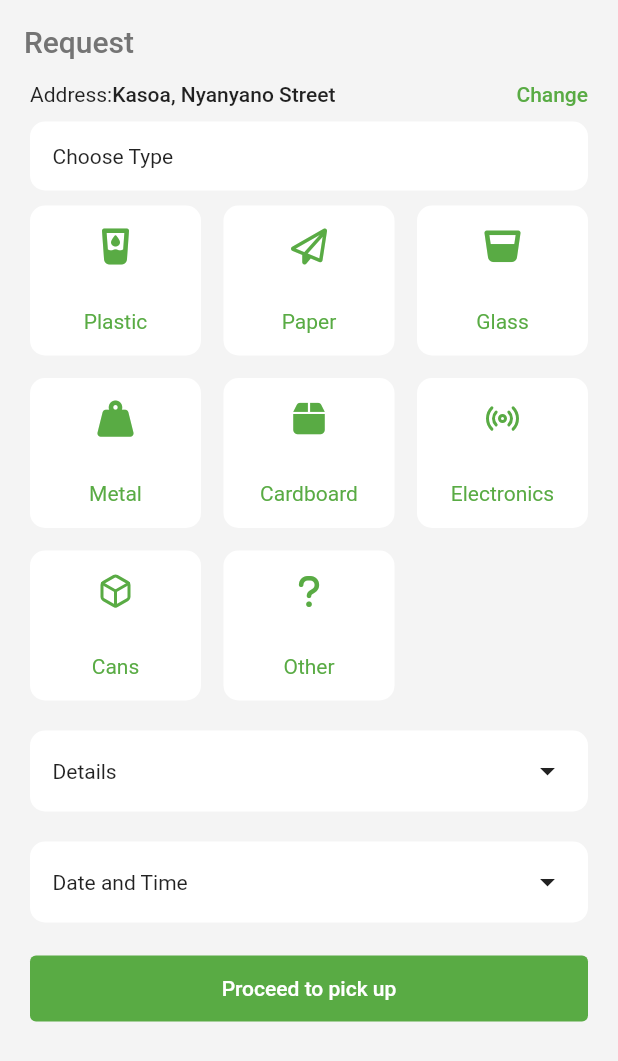
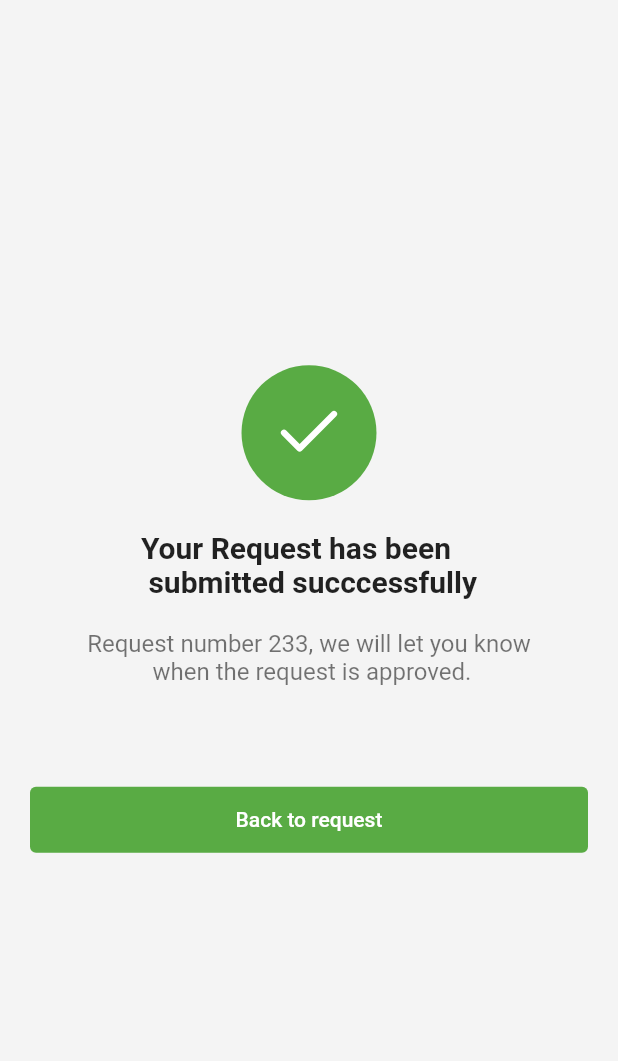
Before and after one commit to Aburafik/sapta-app, a Flutter app: the RequestVC screen opened directly, after a tap on "Proceed to pick up", on a phone screen of 412 x 824 dp. Shown: the top 1061 px of the screen. Run offline on Flutter 3.47's test engine with Material 2 defaults, Android fonts, the phone set to English and light mode, and no system bars; our stand-ins replace carousel_slider, feather_icons, flutter_onboarding_slider, font_awesome_flutter.

Commit message:
Request Success Screen Completed

```diff
--- /dev/null
+++ b/lib/Views/Request/request_success_screen.dart
@@ -0,0 +1,56 @@
+import 'package:feather_icons/feather_icons.dart';
+import 'package:flutter/material.dart';
+import 'package:sabta_app/Components/Utils/color_themes.dart';
+import 'package:sabta_app/Components/custom_button.dart';
+
+class RequestSuccessMessageVC extends StatelessWidget {
+  const RequestSuccessMessageVC({Key? key}) : super(key: key);
+
+  @override
+  Widget build(BuildContext context) {
+    return Scaffold(
+      body: Center(
+        child: Padding(
+          padding: const EdgeInsets.symmetric(horizontal: 20),
+          child: Column(
+            mainAxisAlignment: MainAxisAlignment.center,
+            children: [
+              const CircleAvatar(
+                radius: 45,
+                backgroundColor: PRIMARY_COLOR,
+                child: Icon(
+                  FeatherIcons.check,
+                  color: WHITE_COLOR,
+                  size: 50,
+                ),
+              ),
+              Padding(
+                padding: const EdgeInsets.symmetric(vertical: 20),
+                child: Text("Your Request has been\n submitted succcessfully",
+                    style: Theme.of(context)
+                        .textTheme
+                        .bodyText1!
+                        .copyWith(fontSize: 20, fontWeight: FontWeight.bold)),
+              ),
+              Text(
+                "Request number 233, we will let you know\n when the request is approved.",
+                style: Theme.of(context)
+                    .textTheme
+                    .headline2!
+                    .copyWith(fontSize: 16),
+                textAlign: TextAlign.center,
+              ),
+              SizedBox(
+                height: MediaQuery.of(context).size.height / 15,
+              ),
+              CustomButtonComponent(
+                buttonText: "Back to request",
+                onPressed: () => Navigator.pop(context),
+              ),
+            ],
+          ),
+        ),
+      ),
+    );
+  }
+}
--- a/lib/Views/Request/request_view.dart
+++ b/lib/Views/Request/request_view.dart
@@ -4,6 +4,7 @@ import 'package:sabta_app/Components/category_selection.dart';
 import 'package:sabta_app/Components/custom_button.dart';
 import 'package:sabta_app/Components/request_component_app_bar.dart';
 import 'package:sabta_app/Components/select_item.dart';
+import 'package:sabta_app/Views/Request/request_success_screen.dart';
 
 class RequestVC extends StatefulWidget {
   const RequestVC({Key? key}) : super(key: key);
@@ -67,7 +68,13 @@ class _RequestVCState extends State<RequestVC> {
 
                       CustomButtonComponent(
                         buttonText: "Proceed to pick up",
-                        onPressed: () {},
+                        onPressed: () {
+                          Navigator.push(
+                              context,
+                              MaterialPageRoute(
+                                  builder: (context) =>
+                                      RequestSuccessMessageVC()));
+                        },
                       ),
                     ],
                   ),
```
